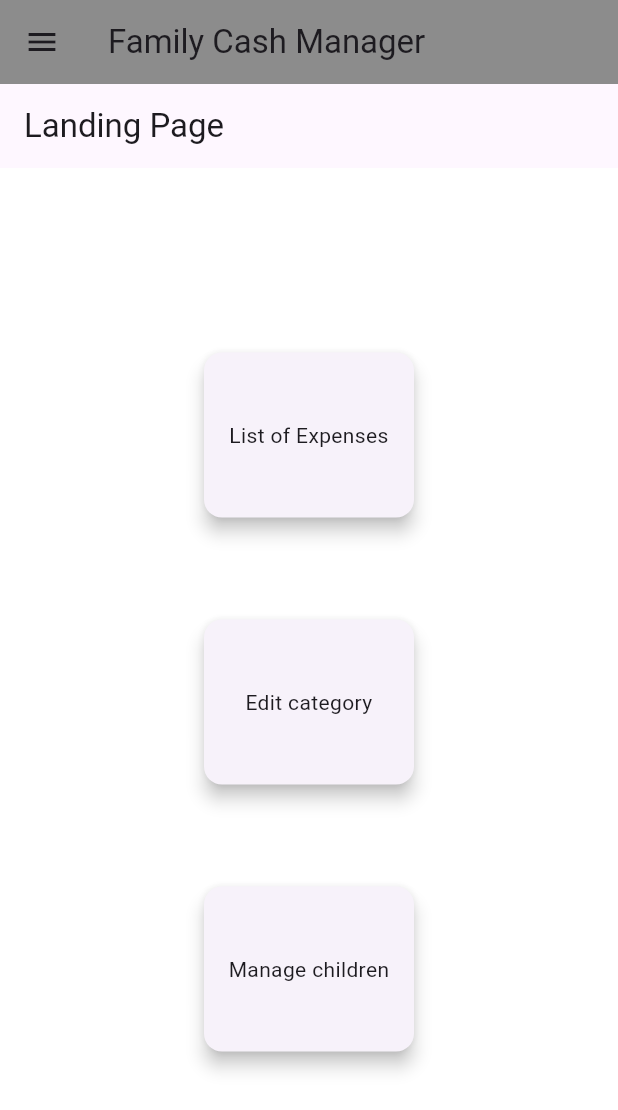
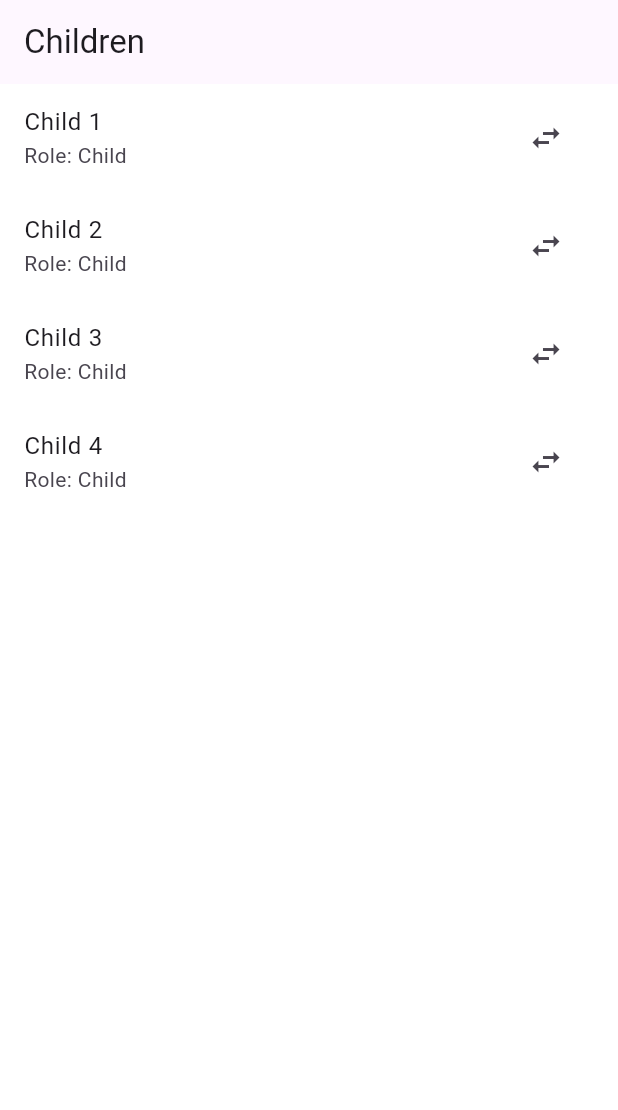
Before and after one commit to Tamiru-Alemnew/flutter-2024-proj-riverpod, a Flutter app: the screen it shows after launch, on a phone screen of 412 x 824 dp. Shown: the top 1110 px of the screen. Run offline on Flutter 3.47's test engine with Material 3 defaults, Android fonts, the phone set to English and light mode, and no system bars.

Commit message:
added the children page

```diff
--- a/family_cash_manager/lib/Pages/children.dart
+++ b/family_cash_manager/lib/Pages/children.dart
@@ -0,0 +1,90 @@
+import 'package:flutter/material.dart';
+
+class ChildrenPage extends StatefulWidget {
+  @override
+  _ChildrenPageState createState() => _ChildrenPageState();
+}
+
+class _ChildrenPageState extends State<ChildrenPage> {
+  List<String> childrenList = [
+    'Child 1',
+    'Child 2',
+    'Child 3',
+    'Child 4',
+  ];
+
+  @override
+  Widget build(BuildContext context) {
+    return Scaffold(
+      appBar: AppBar(
+        title: Text('Children'),
+      ),
+      body: ListView.builder(
+        itemCount: childrenList.length,
+        itemBuilder: (context, index) {
+          return ListTile(
+            title: Text(childrenList[index]),
+            subtitle: Text('Role: ${_getRole(index)}'),
+            trailing: IconButton(
+              icon: Icon(Icons.swap_horiz),
+              onPressed: () {
+                _showConfirmationDialog(index);
+              },
+            ),
+          );
+        },
+      ),
+    );
+  }
+
+  String _getRole(int index) {
+    if (childrenList[index].startsWith('Child')) {
+      return 'Child';
+    } else {
+      return 'Parent ${index + 1}';
+    }
+  }
+
+  void _showConfirmationDialog(int index) {
+    showDialog(
+      context: context,
+      builder: (BuildContext context) {
+        return AlertDialog(
+          title: Text("Change Role"),
+          content: Text(
+              "Do you want to change ${childrenList[index]}'s role to parent?"),
+          actions: [
+            ElevatedButton(
+              child: Text("Cancel"),
+              onPressed: () {
+                Navigator.of(context).pop();
+              },
+            ),
+            ElevatedButton(
+              child: Text("Change"),
+              onPressed: () {
+                _changeRole(index);
+                Navigator.of(context).pop();
+                _showSnackbar();
+              },
+            ),
+          ],
+        );
+      },
+    );
+  }
+
+  void _changeRole(int index) {
+    setState(() {
+      childrenList[index] = 'Parent ${index + 1}';
+    });
+  }
+
+  void _showSnackbar() {
+    ScaffoldMessenger.of(context).showSnackBar(
+      SnackBar(
+        content: Text('Role changed successfully'),
+      ),
+    );
+  }
+}
--- a/family_cash_manager/lib/Pages/edit_category.dart
+++ b/family_cash_manager/lib/Pages/edit_category.dart
@@ -39,12 +39,10 @@ class _EditExpenseState extends State<EditExpense> {
                 Navigator.pop(context);
               },
             ),
-        centerTitle: true,
-        backgroundColor: const Color.fromARGB(255, 78, 75, 82),
+
         title: const Text(
-          "Family Cash Manager",
+          "Edit Categories",
           style: TextStyle(
-            color: Colors.white,
             fontSize: 20,
             fontWeight: FontWeight.w400,
           ),
--- a/family_cash_manager/lib/main.dart
+++ b/family_cash_manager/lib/main.dart
@@ -1,3 +1,4 @@
+import 'package:family_cash_manager/Pages/children.dart';
 import 'package:family_cash_manager/widgets/common_sidebar.dart';
 import 'package:flutter/material.dart';
 import 'package:family_cash_manager/Pages/expenses.dart';
@@ -18,7 +19,7 @@ class MyApp extends StatelessWidget {
       theme: ThemeData(
         scaffoldBackgroundColor: Color.fromARGB(255, 255, 255, 255),
       ),
-      home: const HomePage(),
+      home:  ChildrenPage(),
     );
   }
 }
```
